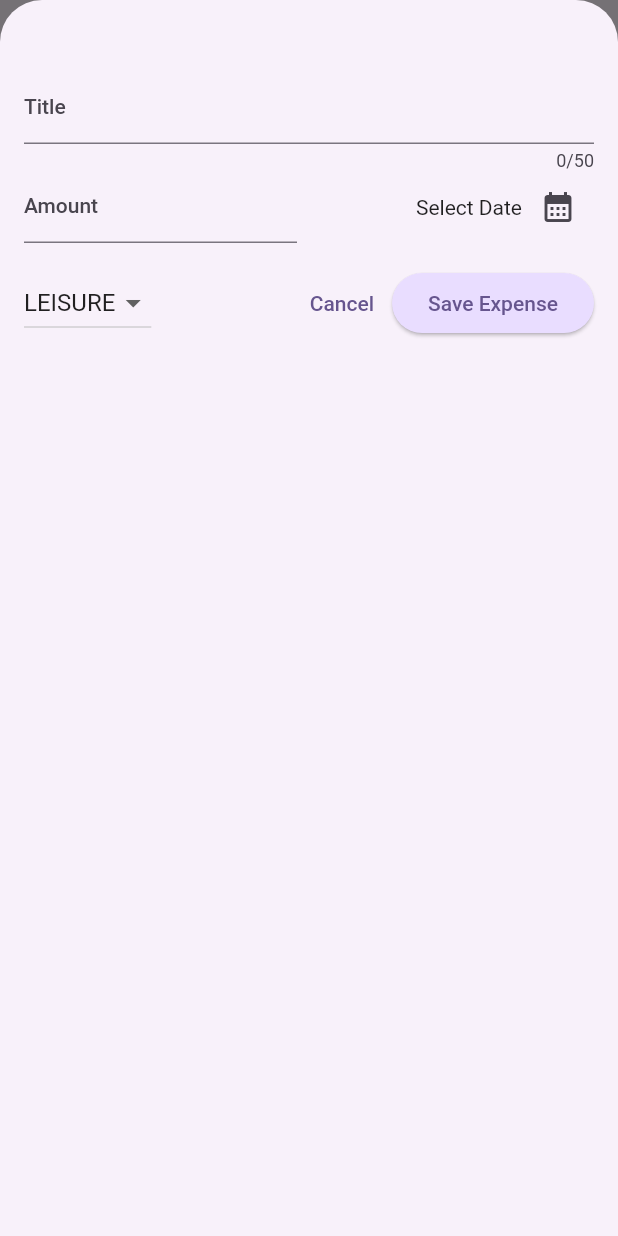
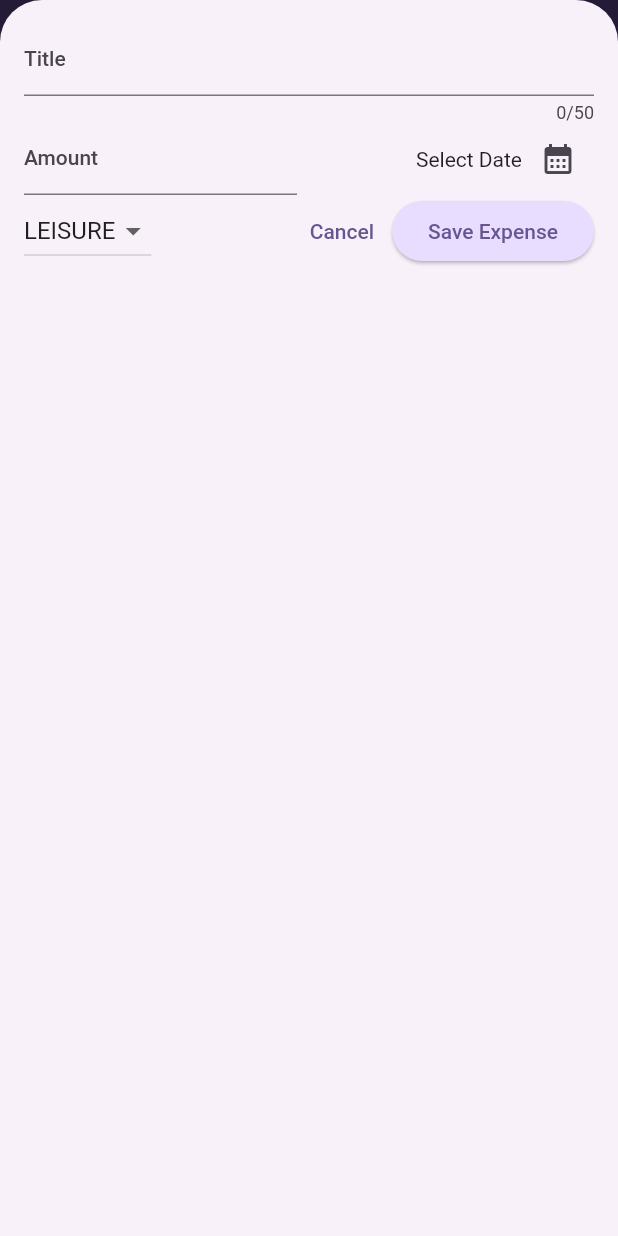
Before and after one commit to ZlinEleven/ExpenseTracker, a Flutter app: the screen it shows after launch, after a tap on the "add" icon, on a phone screen of 412 x 824 dp. Run offline on Flutter 3.47's test engine with Material 2 defaults, Android fonts, the phone set to English and light mode, and no system bars.

Commit message:
Added adaptiveness for different screen sizes and native designs

```diff
--- a/lib/main.dart
+++ b/lib/main.dart
@@ -1,5 +1,5 @@
 import 'package:flutter/material.dart';
-
+import 'package:flutter/services.dart';
 import 'package:expense_tracker/widgets/expenses.dart';
 
 var customColorScheme =
@@ -11,6 +11,10 @@ var customDarkColorScheme = ColorScheme.fromSeed(
 );
 
 void main() {
+  //WidgetsFlutterBinding.ensureInitialized();
+  // SystemChrome.setPreferredOrientations([
+  //   DeviceOrientation.portraitUp,
+  // ]).then((fn) {
   runApp(
     MaterialApp(
       darkTheme: ThemeData.dark().copyWith(
@@ -32,8 +36,12 @@ void main() {
       ),
       theme: ThemeData().copyWith(
         useMaterial3: true,
-        scaffoldBackgroundColor: customColorScheme.secondaryContainer,
+        //scaffoldBackgroundColor: customColorScheme.secondaryContainer,
         colorScheme: customColorScheme,
+        appBarTheme: const AppBarTheme().copyWith(
+          backgroundColor: customColorScheme.onPrimaryContainer,
+          foregroundColor: customColorScheme.primaryContainer,
+        ),
         elevatedButtonTheme: ElevatedButtonThemeData(
           style: ElevatedButton.styleFrom(
             backgroundColor: customColorScheme.primaryContainer,
@@ -59,3 +67,5 @@ void main() {
     ),
   );
 }
+  // );
+// }
--- a/lib/widgets/expenses.dart
+++ b/lib/widgets/expenses.dart
@@ -59,6 +59,7 @@ class _ExpensesState extends State<Expenses> {
 
   void _openAddExpenseOverlay() {
     showModalBottomSheet(
+      useSafeArea: true,
       isScrollControlled: true,
       context: context,
       builder: (ctx) => NewExpense(
@@ -69,6 +70,8 @@ class _ExpensesState extends State<Expenses> {
 
   @override
   Widget build(context) {
+    final width = MediaQuery.of(context).size.width;
+
     Widget maincontent = const Center(
       child: Text('No Expenses Found'),
     );
@@ -90,9 +93,20 @@ class _ExpensesState extends State<Expenses> {
           ),
         ],
       ),
-      body: Column(
+      body: width < 600
+          ? Column(
               children: [
                 Chart(expenses: _expenseList),
+                Expanded(
+                  child: maincontent,
+                ),
+              ],
+            )
+          : Row(
+              children: [
+                Expanded(
+                  child: Chart(expenses: _expenseList),
+                ),
                 Expanded(
                   child: maincontent,
                 ),
--- a/lib/widgets/new_expense.dart
+++ b/lib/widgets/new_expense.dart
@@ -1,5 +1,7 @@
 import 'package:flutter/material.dart';
 import 'package:expense_tracker/models/expense.dart';
+import 'package:flutter/cupertino.dart';
+import 'dart:io';
 
 class NewExpense extends StatefulWidget {
   const NewExpense({super.key, required this.addExpenseFunc});
@@ -32,13 +34,26 @@ class _NewExpenseState extends State<NewExpense> {
     });
   }
 
-  void _submitNewExpense() {
-    final costAmount = double.tryParse(_costController.text);
-    if (_titleController.text.trim().isEmpty ||
-        costAmount == null ||
-        costAmount <= 0 ||
-        _selectedDate == null) {
-      showDialog(
+  void _showDialog() {
+    Platform.isIOS
+        ? showCupertinoDialog(
+            context: context,
+            builder: (ctx) {
+              return CupertinoAlertDialog(
+                title: const Text('Invalid input'),
+                content: const Text(
+                    'Please make sure a valid title, amount, date and category was entered.'),
+                actions: [
+                  TextButton(
+                    onPressed: () {
+                      Navigator.pop(ctx);
+                    },
+                    child: const Text('Okay'),
+                  ),
+                ],
+              );
+            })
+        : showDialog(
             context: context,
             builder: (ctx) => AlertDialog(
               title: const Text('Invalid input'),
@@ -54,6 +69,15 @@ class _NewExpenseState extends State<NewExpense> {
               ],
             ),
           );
+  }
+
+  void _submitNewExpense() {
+    final costAmount = double.tryParse(_costController.text);
+    if (_titleController.text.trim().isEmpty ||
+        costAmount == null ||
+        costAmount <= 0 ||
+        _selectedDate == null) {
+      _showDialog();
       return;
     }
 
@@ -75,10 +99,44 @@ class _NewExpenseState extends State<NewExpense> {
 
   @override
   Widget build(context) {
-    return Padding(
-      padding: const EdgeInsets.fromLTRB(16, 48, 16, 16),
+    final keyboardSpace = MediaQuery.of(context).viewInsets.bottom;
+
+    return LayoutBuilder(builder: (ctx, constraint) {
+      final width = constraint.maxWidth;
+      return SizedBox(
+        height: double.infinity,
+        child: SingleChildScrollView(
+          child: Padding(
+            padding: EdgeInsets.fromLTRB(16, 16, 16, keyboardSpace + 16),
             child: Column(
               children: [
+                if (width >= 600)
+                  Row(
+                    crossAxisAlignment: CrossAxisAlignment.start,
+                    children: [
+                      Expanded(
+                        child: TextField(
+                          controller: _titleController,
+                          maxLength: 50,
+                          decoration: const InputDecoration(
+                            label: Text('Title'),
+                          ),
+                        ),
+                      ),
+                      const SizedBox(width: 24),
+                      Expanded(
+                        child: TextField(
+                          controller: _costController,
+                          keyboardType: TextInputType.number,
+                          decoration: const InputDecoration(
+                            prefixText: '\$ ',
+                            label: Text('Amount'),
+                          ),
+                        ),
+                      ),
+                    ],
+                  )
+                else
                   TextField(
                     controller: _titleController,
                     maxLength: 50,
@@ -86,6 +144,54 @@ class _NewExpenseState extends State<NewExpense> {
                       label: Text('Title'),
                     ),
                   ),
+                if (width >= 600)
+                  Row(
+                    children: [
+                      DropdownButton(
+                        value: _selectedCategory,
+                        items: Category.values
+                            .map(
+                              (category) => DropdownMenuItem(
+                                value: category,
+                                child: Text(
+                                  category.name.toUpperCase(),
+                                ),
+                              ),
+                            )
+                            .toList(),
+                        onChanged: (value) {
+                          setState(
+                            () {
+                              if (value == null) {
+                                return;
+                              }
+                              _selectedCategory = value;
+                            },
+                          );
+                        },
+                      ),
+                      const SizedBox(width: 24),
+                      Expanded(
+                        child: Row(
+                          mainAxisAlignment: MainAxisAlignment.end,
+                          children: [
+                            Text(_selectedDate == null
+                                ? 'Select Date'
+                                : dateFormatter.format(_selectedDate!)),
+                            IconButton(
+                              onPressed: () {
+                                _openDatePicker();
+                              },
+                              icon: const Icon(
+                                Icons.calendar_month,
+                              ),
+                            ),
+                          ],
+                        ),
+                      ),
+                    ],
+                  )
+                else
                   Row(
                     children: [
                       Expanded(
@@ -116,10 +222,24 @@ class _NewExpenseState extends State<NewExpense> {
                             ),
                           ],
                         ),
-              )
+                      ),
                     ],
                   ),
-          const SizedBox(height: 16),
+                if (width >= 600)
+                  Row(children: [
+                    const Spacer(),
+                    TextButton(
+                      onPressed: () {
+                        Navigator.pop(context);
+                      },
+                      child: const Text("Cancel"),
+                    ),
+                    ElevatedButton(
+                      onPressed: _submitNewExpense,
+                      child: const Text("Save Expense"),
+                    )
+                  ])
+                else
                   Row(
                     children: [
                       DropdownButton(
@@ -160,6 +280,9 @@ class _NewExpenseState extends State<NewExpense> {
                   ),
               ],
             ),
+          ),
+        ),
       );
+    });
   }
 }
```
Lines whose indentation alone changed are shown as unchanged.
